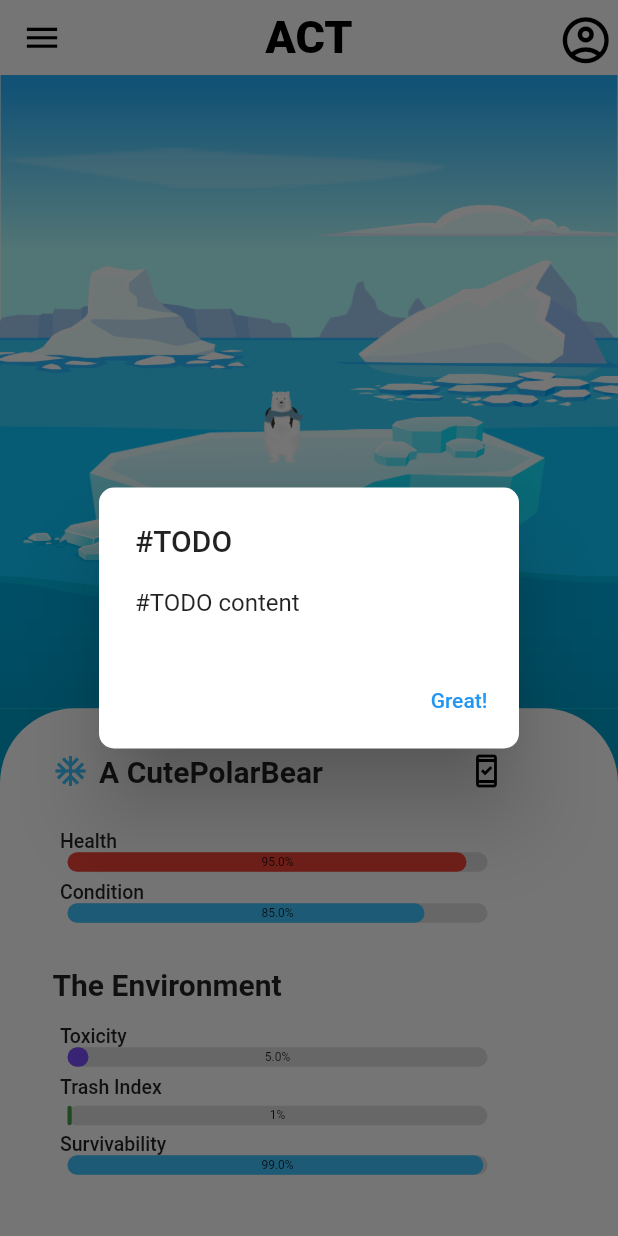
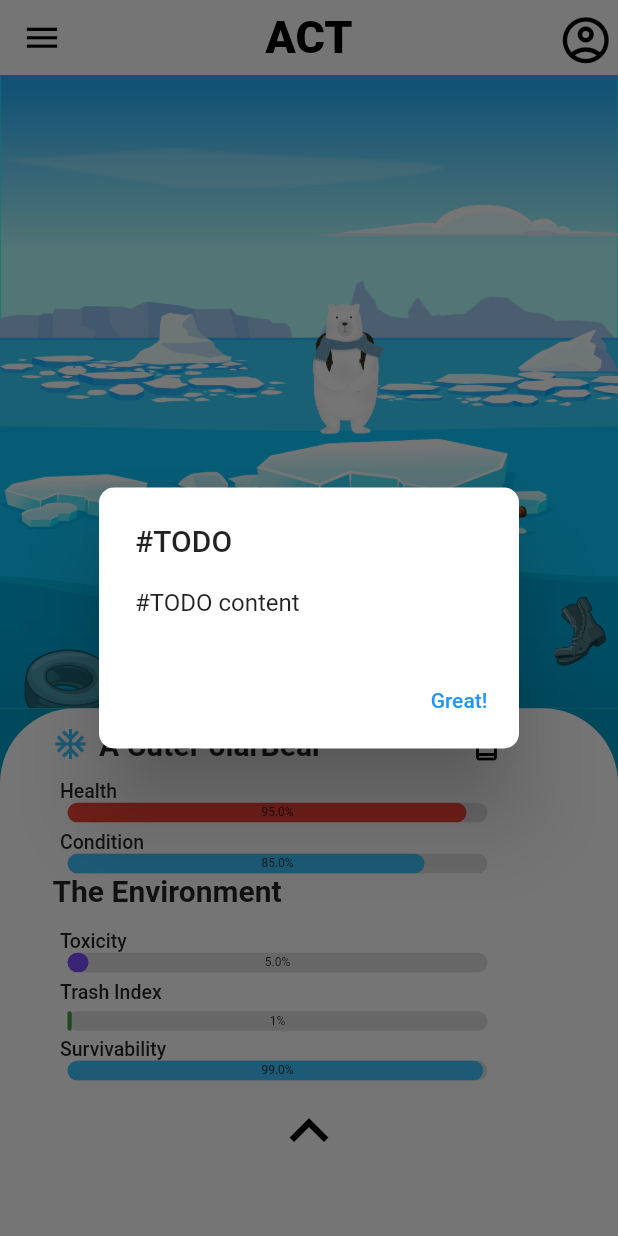
Before and after one commit to jeremychow99/google-ignite-project, a Flutter app: the screen it shows after launch, after a tap on the "security update good" icon, on a phone screen of 412 x 824 dp. Run offline on Flutter 3.47's test engine with Material 2 defaults, Android fonts, the phone set to English and light mode, and no system bars; drawn by our look-alikes of percent_indicator.

Commit message:
TODO list routing

```diff
--- a/draftapp/lib/screens/game_environment.dart
+++ b/draftapp/lib/screens/game_environment.dart
@@ -1,5 +1,6 @@
 import 'package:flutter/material.dart';
 import 'package:percent_indicator/linear_percent_indicator.dart';
+import 'dailytasks.dart';
 
 const Map<String, Color> myColors = {
   "primary": Color.fromRGBO(0, 158, 199, 1)
@@ -89,38 +90,40 @@ Widget buildHeaders(BuildContext context) => Container(
     ],
   ),
 );
+
 Widget buildMenuItems(BuildContext context) => Container(
   padding: const EdgeInsets.all(24.0),
   child: Wrap(
     runSpacing: 16,
-    children: const [
-      ListTile(
+    children: [
+      const ListTile(
         leading: Icon(Icons.sports_esports),
         title: Text("Game on!"),
         onTap: null,
       ),
       ListTile(
-        leading: Icon(Icons.checklist_rounded),
-        title: Text("Daily Tasks"),
-        onTap: null,
+        leading: const Icon(Icons.checklist_rounded),
+        title: const Text("Daily Tasks"),
+        // TODO ROUTE TO JEREMY'S TODO LIST
+        onTap: () {Navigator.of(context).push(MaterialPageRoute(builder: (context) => const Page2()));},
       ),
-      Divider(color: Colors.black54,),
-      ListTile(
+      const Divider(color: Colors.black54,),
+      const ListTile(
         leading: Icon(Icons.military_tech_sharp),
         title: Text("Achievements"),
         onTap: null,
       ),
-      ListTile(
+      const ListTile(
         leading: Icon(Icons.storefront_outlined),
         title: Text("Store"),
         onTap: null,
       ),
-      ListTile(
+      const ListTile(
         leading: Icon(Icons.newspaper_outlined),
         title: Text("News"),
         onTap: null,
       ),
-      ListTile(
+      const ListTile(
         leading: Icon(Icons.settings),
         title: Text("Settings"),
         onTap: null,
@@ -144,11 +147,18 @@ class _Body extends StatelessWidget {
             child: SingleChildScrollView(
               child: Column(
                 children: [
-                  Column(
-                    children: const [
-                      Image(
-                        image: AssetImage('assets/Background4.png'),
-                      ),
+                  Stack(
+                    children: [
+                      const Image(image: AssetImage('assets/Background2.png'),),
+                      Positioned(
+                        left: 180,
+                        child: Container(
+                          alignment: Alignment.centerRight,
+                          height: 390,
+                          width: 100,
+                          child: const Image(image: AssetImage('assets/polarBear.png'),),
+                        ),
+                      )
                     ],
                   ),
                 ],
@@ -171,10 +181,11 @@ class _Body extends StatelessWidget {
                 crossAxisAlignment: CrossAxisAlignment.start,
                 children: <Widget>[
                   Padding(
-                    padding: const EdgeInsets.fromLTRB(35, 18, 0, 0),
+                    padding: const EdgeInsets.fromLTRB(35, 0, 0, 0),
                     child: Row(
                       // crossAxisAlignment: CrossAxisAlignment.start,
                       mainAxisAlignment: MainAxisAlignment.start,
+                      // crossAxisAlignment : CrossAxisAlignment.center,
                       children: <Widget>[
                           const Icon(
                             Icons.ac_unit,
@@ -216,7 +227,7 @@ class _Body extends StatelessWidget {
                     )
                   ),
                   const Padding(
-                    padding: EdgeInsets.fromLTRB(40, 15, 0, 0),
+                    padding: EdgeInsets.fromLTRB(40, 0, 0, 0),
                     child: Text(
                       'Health',
                       style: TextStyle(
@@ -226,7 +237,7 @@ class _Body extends StatelessWidget {
                     ),
                   ),
                   Padding(
-                    padding: const EdgeInsets.fromLTRB(35, 0, 35, 0),
+                    padding: const EdgeInsets.fromLTRB(35, 0, 0, 0),
                     child: LinearPercentIndicator(
                       width: 300,
                       lineHeight: 13,
@@ -264,7 +275,7 @@ class _Body extends StatelessWidget {
                     ),
                   ),
                   const Padding(
-                    padding: EdgeInsets.fromLTRB(35, 30, 0, 0),
+                    padding: EdgeInsets.fromLTRB(35, 0, 0, 0),
                     child: Text(
                       'The Environment',
                       style: TextStyle(
@@ -346,6 +357,15 @@ class _Body extends StatelessWidget {
                       animationDuration: 1500,
                     ),
                   ),
+                  SizedBox(
+                    width: double.infinity,
+                    child: IconButton(
+                      onPressed: () {Navigator.of(context).push(_todoListRoute());},
+                      iconSize: 52,
+                      color: Colors.black,
+                      icon: const Icon(Icons.expand_less_sharp),
+                    ),
+                  )
                 ],
               ),
             ),
@@ -354,3 +374,19 @@ class _Body extends StatelessWidget {
     );
   }
 }
+
+Route _todoListRoute() {
+  return PageRouteBuilder(
+    pageBuilder: (context, animation, secondaryAnimation) => const Page2(),
+    transitionsBuilder: (context, animation, secondaryAnimation, child) {
+      const begin = Offset(0.0, 1.0);
+      const end = Offset.zero;
+      const curve = Curves.ease;
+      var tween = Tween(begin: begin, end: end).chain(CurveTween(curve: curve));
+      return SlideTransition(
+        position: animation.drive(tween),
+        child: child,
+      );
+    },
+  );
+}
```
